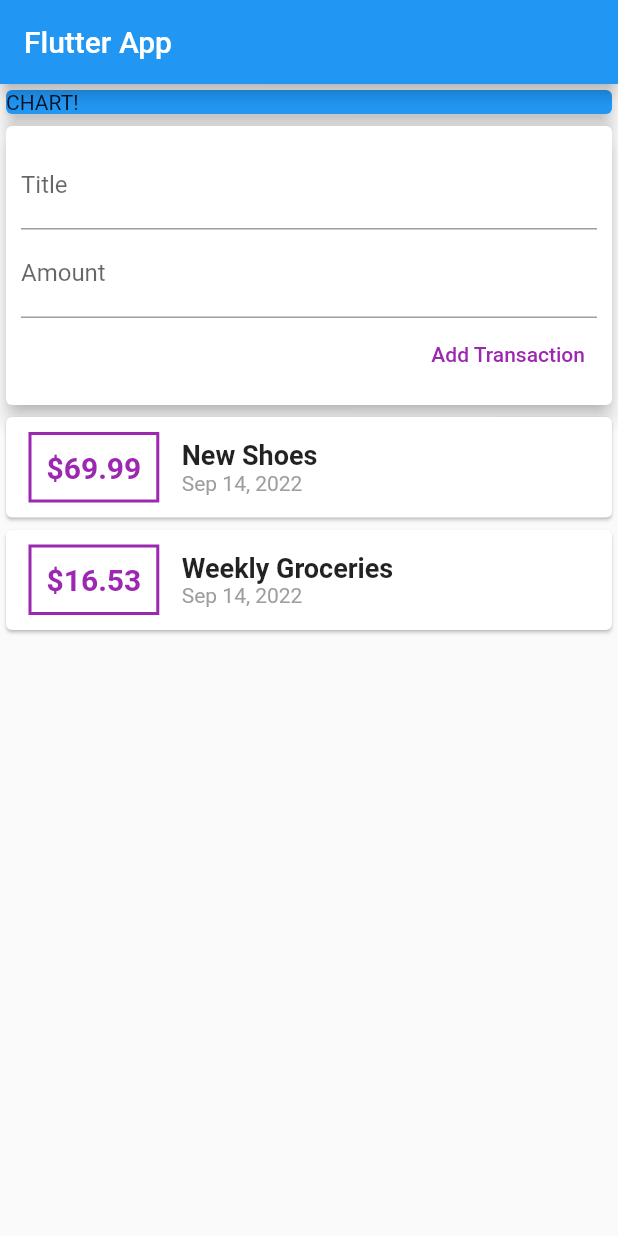
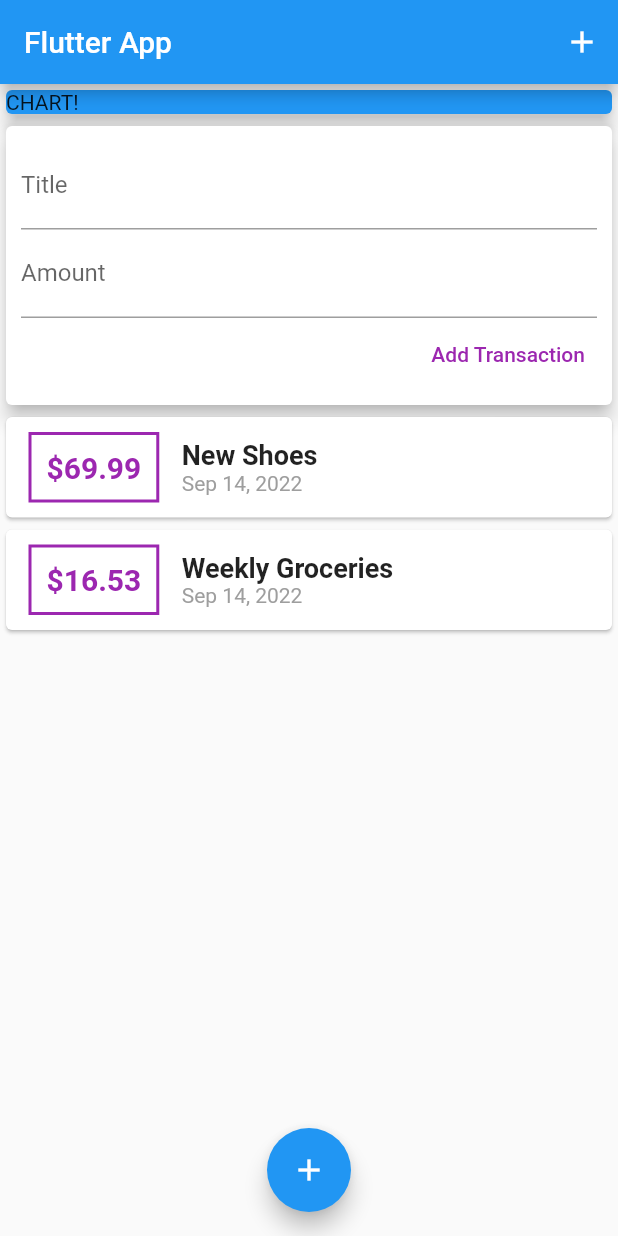
Before and after one commit to anilaydinn/personal_expense_application, a Flutter app: the screen it shows after launch, on a phone screen of 412 x 824 dp. Run offline on Flutter 3.47's test engine with Material 2 defaults, Android fonts, the phone set to English and light mode, and no system bars.

Commit message:
[Anil] Add AppBar button and FloatingActionButton

```diff
--- a/lib/main.dart
+++ b/lib/main.dart
@@ -13,6 +13,7 @@ class MyApp extends StatelessWidget {
   @override
   Widget build(BuildContext context) {
     return MaterialApp(
+      debugShowCheckedModeBanner: false,
       title: 'Flutter App',
       home: MyHomePage(),
     );
@@ -30,6 +31,12 @@ class MyHomePage extends StatelessWidget {
     return Scaffold(
       appBar: AppBar(
         title: const Text('Flutter App'),
+        actions: [
+          IconButton(
+            onPressed: () {},
+            icon: const Icon(Icons.add),
+          )
+        ],
       ),
       body: SingleChildScrollView(
         child: Column(
@@ -47,6 +54,11 @@ class MyHomePage extends StatelessWidget {
           ],
         ),
       ),
+      floatingActionButton: const FloatingActionButton(
+        onPressed: null,
+        child: Icon(Icons.add),
+      ),
+      floatingActionButtonLocation: FloatingActionButtonLocation.centerFloat,
     );
   }
 }
```
